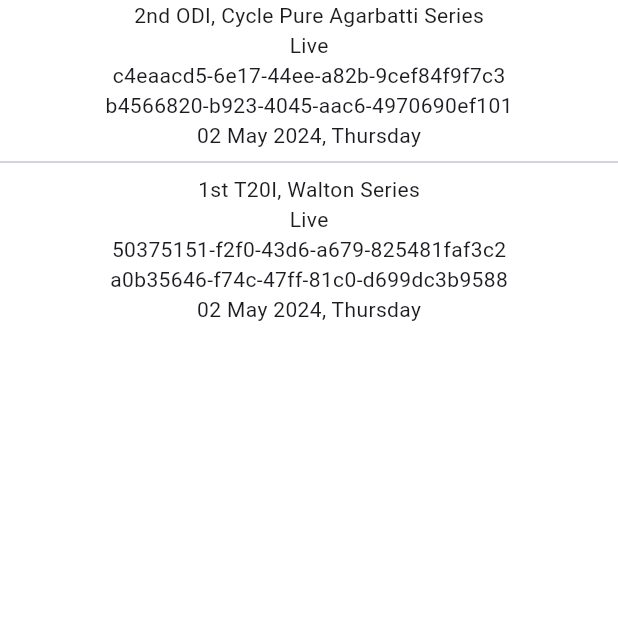
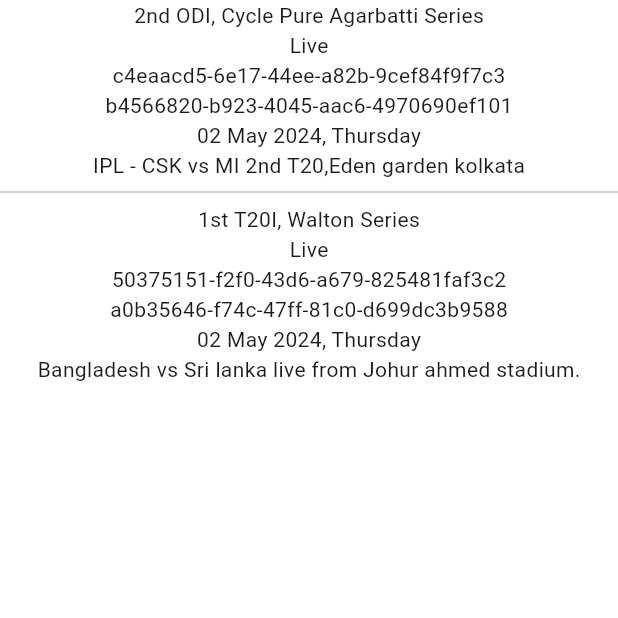
Before and after one commit to Piistech/podcast, a Flutter app: the screen it shows after launch, on a phone screen of 412 x 824 dp, the top half of it. Run offline on Flutter 3.47's test engine with Material 3 defaults, Android fonts, the light colour scheme and no system bars; our stand-ins replace bloc, either_dart, equatable, flutter_bloc, get_it, go_router and 4 more; missing offline and left inert: agora_rtc_engine.

Commit message:
logo added on fixure json

```diff
--- a/lib/features/fixture/domain/entities/fixture.dart
+++ b/lib/features/fixture/domain/entities/fixture.dart
@@ -9,6 +9,7 @@
   final String homeTeamId;
   final String awayTeamId;
   final String matchDescription;
+  final String logo;
 
   const FixtureEntity({
     required this.guid,
@@ -19,6 +20,7 @@
     required this.homeTeamId,
     required this.awayTeamId,
     required this.matchDescription,
+    required this.logo,
   });
 
   @override
@@ -31,5 +33,6 @@
         homeTeamId,
         awayTeamId,
         matchDescription,
+        logo,
       ];
 }
--- a/lib/features/fixture/presentation/pages/fixtures.dart
+++ b/lib/features/fixture/presentation/pages/fixtures.dart
@@ -47,6 +47,7 @@
                           Text(fixture.homeTeamId),
                           Text(fixture.awayTeamId),
                           Text(fixture.startDate),
+                          Text(fixture.matchDescription),
                         ],
                       ),
                     );
--- a/mock/fixtures.json
+++ b/mock/fixtures.json
@@ -10,7 +10,8 @@
             "result": null,
             "homeTeamId": "c4eaacd5-6e17-44ee-a82b-9cef84f9f7c3",
             "awayTeamId": "b4566820-b923-4045-aac6-4970690ef101",
-            "matchDescription": "IPL - CSK vs MI 2nd T20,Eden garden kolkata"
+            "matchDescription": "IPL - CSK vs MI 2nd T20,Eden garden kolkata",
+            "logo":"https://resize.indiatvnews.com/en/resize/newbucket/1200_-/2024/04/mi-csk-highlights-1713095803.jpg"
         },
         {
             "fixtureId": "1e23471a-3027-4df8-8bcd-d80702caa1fe",
@@ -20,7 +21,8 @@
             "result": null,
             "homeTeamId": "50375151-f2f0-43d6-a679-825481faf3c2",
             "awayTeamId": "a0b35646-f74c-47ff-81c0-d699dc3b9588",
-            "matchDescription": "Bangladesh vs Sri lanka live from Johur ahmed stadium."
+            "matchDescription": "Bangladesh vs Sri lanka live from Johur ahmed stadium.",
+            "logo":"https://static.toiimg.com/thumb/msid-108208018,width-320,height-320,resizemode-4,imgsize-107262/108208018.jpg"
         }
     ]
 }
```
Also changed, not shown: lib/features/fixture/data/models/fixture.dart (+10 -0 lines).
